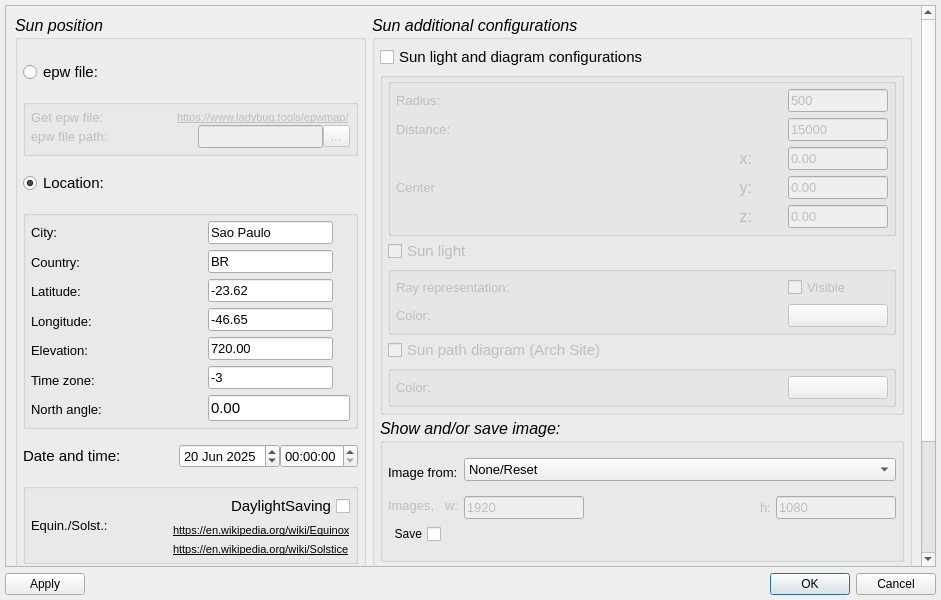
Above: SunSetup.ui from Francisco-Rosa/Solar before the change. Below: the same form after it.
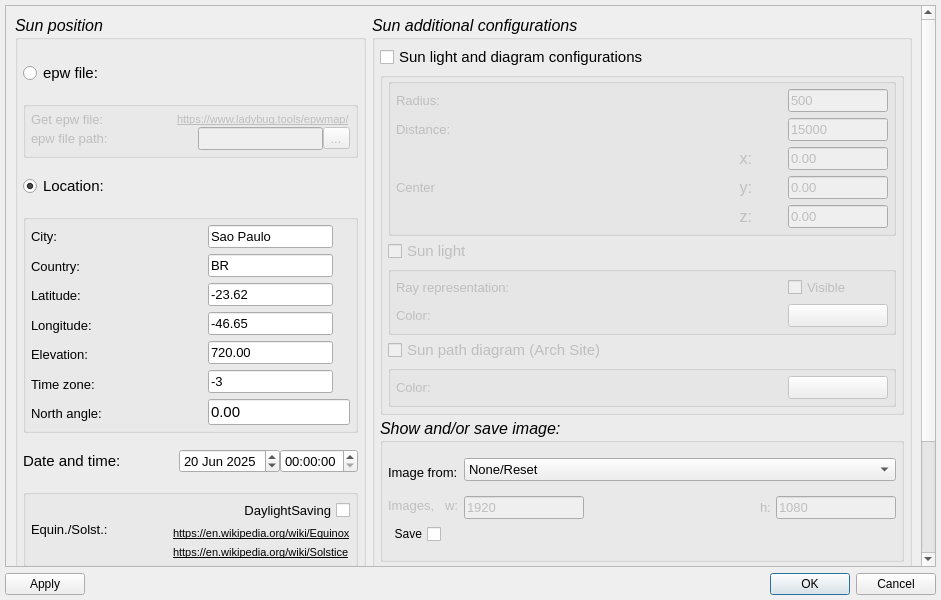
That is the form after the change.

```diff
--- a/SunSetup.ui
+++ b/SunSetup.ui
@@ -2208,7 +2208,7 @@
                      </property>
                      <property name="font">
                       <font>
-                       <pointsize>11</pointsize>
+                       <pointsize>10</pointsize>
                        <italic>false</italic>
                       </font>
                      </property>
```
